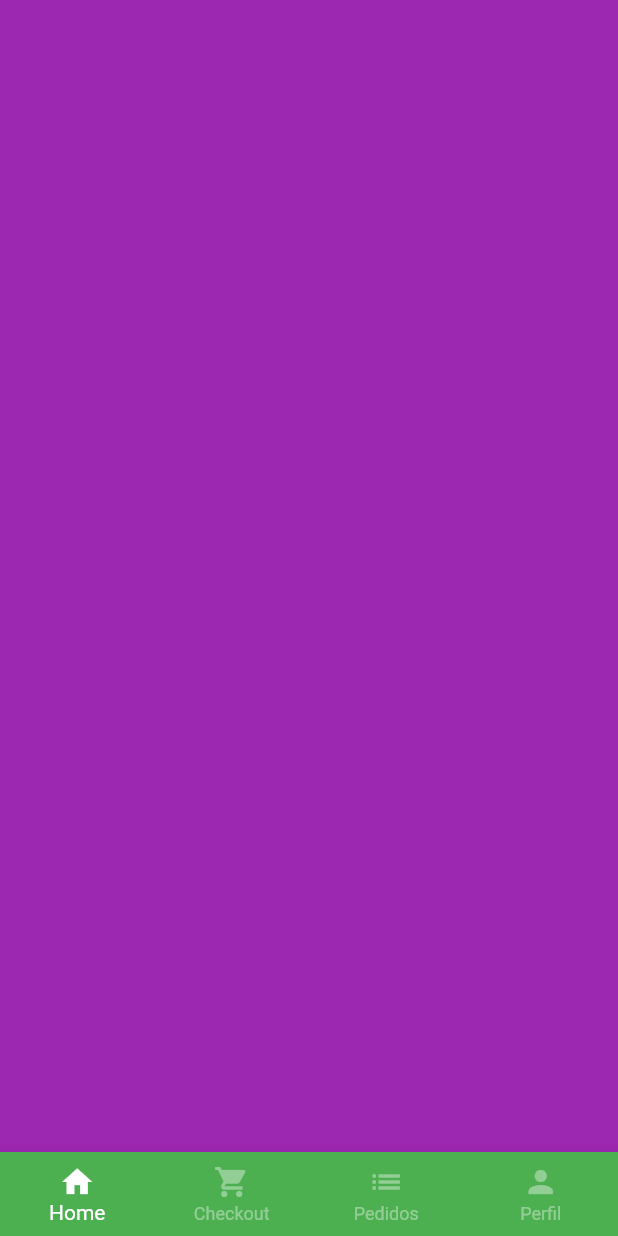
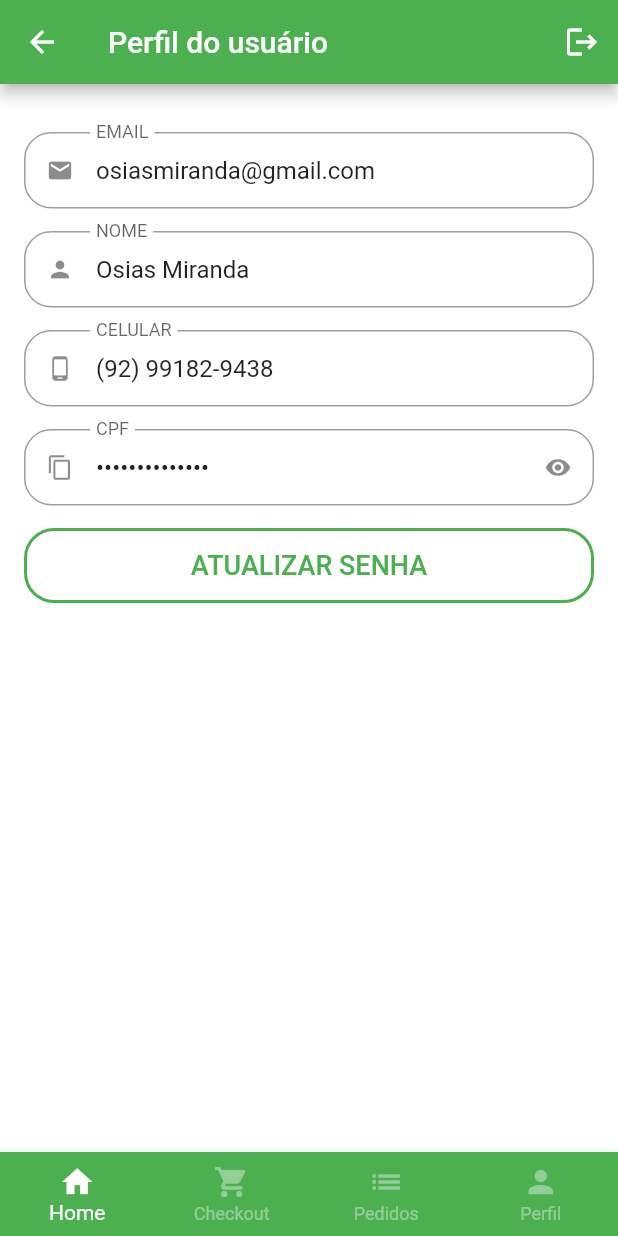
Before and after one commit to osiasmiranda/greengrocer, a Flutter app: the BaseScreen screen opened directly, swiped to page 4, on a phone screen of 412 x 824 dp. Run offline on Flutter 3.47's test engine with Material 2 defaults, Android fonts, the phone set to English and light mode, and no system bars; our stand-ins replace animated_text_kit, badges, mask_text_input_formatter.

Commit message:
chore: adicionado page perfil

```diff
--- a/lib/src/config/app_data.dart
+++ b/lib/src/config/app_data.dart
@@ -1,5 +1,6 @@
 import '../model/cart_item_model.dart';
 import '../model/item_model.dart';
+import '../model/user_model.dart';
 
 ItemModel apple = ItemModel(
   description:
@@ -90,4 +91,28 @@ List<CartItemModel> cartItems = [
     item: kiwi,
     quantity: 1,
   ),
+  CartItemModel(
+    item: mango,
+    quantity: 1,
+  ),
+  CartItemModel(
+    item: guava,
+    quantity: 1,
+  ),
+  CartItemModel(
+    item: kiwi,
+    quantity: 1,
+  ),
+  CartItemModel(
+    item: kiwi,
+    quantity: 1,
+  ),
 ];
+
+UserModel userModel = UserModel(
+  email: 'osiasmiranda@gmail.com',
+  name: 'Osias Miranda',
+  phone: '(92) 99182-9438',
+  cpf: '123.456.789-00',
+  password: '',
+);
--- /dev/null
+++ b/lib/src/model/user_model.dart
@@ -0,0 +1,15 @@
+class UserModel {
+  String name;
+  String email;
+  String phone;
+  String cpf;
+  String password;
+
+  UserModel({
+    required this.name,
+    required this.email,
+    required this.phone,
+    required this.cpf,
+    required this.password,
+  });
+}
--- a/lib/src/pages/auth/sign_in_screen.dart
+++ b/lib/src/pages/auth/sign_in_screen.dart
@@ -3,7 +3,7 @@ import 'package:flutter/material.dart';
 import 'package:greengrocer/src/config/custom_colors.dart';
 import 'package:greengrocer/src/pages/auth/sign_up_screen.dart';
 import '../base/base_screen.dart';
-import 'components/custom_text_field.dart';
+import '../widgets/common/custom_text_field.dart';
 
 class SignInScreen extends StatelessWidget {
   const SignInScreen({Key? key}) : super(key: key);
--- a/lib/src/pages/auth/sign_up_screen.dart
+++ b/lib/src/pages/auth/sign_up_screen.dart
@@ -2,7 +2,7 @@ import 'package:flutter/material.dart';
 import 'package:greengrocer/src/config/custom_colors.dart';
 import 'package:mask_text_input_formatter/mask_text_input_formatter.dart';
 
-import 'components/custom_text_field.dart';
+import '../widgets/common/custom_text_field.dart';
 
 class SignUpScreen extends StatelessWidget {
   SignUpScreen({Key? key}) : super(key: key);
--- a/lib/src/pages/base/base_screen.dart
+++ b/lib/src/pages/base/base_screen.dart
@@ -2,6 +2,7 @@ import 'package:flutter/material.dart';
 
 import '../cart/cart_tab.dart';
 import '../home/home_tab.dart';
+import '../profile/profile_tab.dart';
 
 class BaseScreen extends StatefulWidget {
   const BaseScreen({Key? key}) : super(key: key);
@@ -56,8 +57,8 @@ class _BaseScreenState extends State<BaseScreen> {
         children: [
           const HomeTab(),
           const CartTab(),
-          Container(color: Colors.orange),
           Container(color: Colors.purple),
+          const ProfileTab(),
           // kTabPages[currentTabIndex],
         ],
       ),
--- a/lib/src/pages/cart/cart_tab.dart
+++ b/lib/src/pages/cart/cart_tab.dart
@@ -24,6 +24,7 @@ class _CartTabState extends State<CartTab> {
 
   double cartTotalPrice() {
     double total = 0;
+
     for (var item in app_data.cartItems) {
       total += item.totalPrice();
     }
@@ -41,6 +42,7 @@ class _CartTabState extends State<CartTab> {
         children: [
           Expanded(
             child: ListView.builder(
+              physics: const BouncingScrollPhysics(),
               itemCount: app_data.cartItems.length,
               itemBuilder: (_, index) {
                 return CartTitle(
--- /dev/null
+++ b/lib/src/pages/profile/profile_tab.dart
@@ -0,0 +1,163 @@
+import 'package:flutter/material.dart';
+import 'package:greengrocer/src/pages/widgets/common/custom_text_field.dart';
+import 'package:greengrocer/src/config/app_data.dart' as app_data;
+
+class ProfileTab extends StatefulWidget {
+  const ProfileTab({Key? key}) : super(key: key);
+
+  @override
+  State<ProfileTab> createState() => _ProfileTabState();
+}
+
+class _ProfileTabState extends State<ProfileTab> {
+  @override
+  Widget build(BuildContext context) {
+    return Scaffold(
+      appBar: AppBar(
+        title: const Text(
+          'Perfil do usuário',
+        ),
+        actions: [
+          IconButton(
+            onPressed: () {},
+            icon: const Icon(
+              Icons.logout,
+            ),
+          ),
+        ],
+      ),
+      body: ListView(
+        physics: const BouncingScrollPhysics(),
+        padding: const EdgeInsets.fromLTRB(16, 32, 16, 16),
+        children: [
+          CustomTextField(
+              readOnly: true,
+              icon: Icons.email,
+              label: 'EMAIL',
+              initialValue: app_data.userModel.email),
+          CustomTextField(
+              readOnly: true,
+              icon: Icons.person,
+              label: 'NOME',
+              initialValue: app_data.userModel.name),
+          CustomTextField(
+              readOnly: true,
+              icon: Icons.phone_android,
+              label: 'CELULAR',
+              initialValue: app_data.userModel.phone),
+          CustomTextField(
+              readOnly: true,
+              icon: Icons.copy,
+              label: 'CPF',
+              isSecret: true,
+              initialValue: app_data.userModel.cpf),
+          SizedBox(
+            height: 50,
+            child: OutlinedButton(
+              style: OutlinedButton.styleFrom(
+                // primary: Colors.white,
+                // backgroundColor: Colors.green,
+                shape: RoundedRectangleBorder(
+                  borderRadius: BorderRadius.circular(20),
+                ),
+                side: const BorderSide(
+                  width: 2,
+                  color: Colors.green,
+                ),
+                // backgroundColor: CustomColors.customSwatchColor,
+              ),
+              onPressed: () {
+                updatePassword();
+              },
+              child: const Text(
+                'ATUALIZAR SENHA',
+                style: TextStyle(
+                  fontSize: 18,
+                ),
+              ),
+            ),
+          ),
+        ],
+      ),
+    );
+  }
+
+  Future<bool?> updatePassword() {
+    return showDialog(
+      context: context,
+      builder: (context) {
+        return Dialog(
+          shape: RoundedRectangleBorder(
+            borderRadius: BorderRadius.circular(20),
+          ),
+          child: Stack(
+            children: [
+              Padding(
+                padding: const EdgeInsets.all(16.0),
+                child: Column(
+                  mainAxisSize: MainAxisSize.min,
+                  crossAxisAlignment: CrossAxisAlignment.stretch,
+                  children: [
+                    const Padding(
+                      padding: EdgeInsets.symmetric(vertical: 12.0),
+                      child: Text(
+                        'Atualizar senha',
+                        textAlign: TextAlign.center,
+                        style: TextStyle(
+                          fontSize: 18,
+                          fontWeight: FontWeight.w500,
+                        ),
+                      ),
+                    ),
+                    const CustomTextField(
+                      icon: Icons.lock,
+                      label: 'Senha atual',
+                      isSecret: true,
+                    ),
+                    const CustomTextField(
+                      icon: Icons.lock_outline,
+                      label: 'Nova senha',
+                      isSecret: true,
+                    ),
+                    const CustomTextField(
+                      icon: Icons.lock_outline,
+                      label: 'Confirmar nova senha',
+                      isSecret: true,
+                    ),
+                    SizedBox(
+                      height: 45,
+                      child: ElevatedButton(
+                        style: ElevatedButton.styleFrom(
+                          shape: RoundedRectangleBorder(
+                            borderRadius: BorderRadius.circular(20),
+                          ),
+                        ),
+                        onPressed: () {},
+                        child: const Text(
+                          'ATUALIZAR',
+                          style: TextStyle(
+                            fontSize: 18,
+                          ),
+                        ),
+                      ),
+                    ),
+                  ],
+                ),
+              ),
+              Positioned(
+                top: 5,
+                right: 5,
+                child: IconButton(
+                  onPressed: () {
+                    Navigator.of(context).pop(false);
+                  },
+                  icon: const Icon(Icons.close),
+                ),
+              ),
+            ],
+          ),
+        );
+      },
+    );
+  }
+}
--- a/lib/src/pages/auth/components/custom_text_field.dart
+++ b/lib/src/pages/widgets/common/custom_text_field.dart
@@ -6,6 +6,8 @@ class CustomTextField extends StatefulWidget {
   final String label;
   final bool isSecret;
   final List<TextInputFormatter>? inputFormatters;
+  final String? initialValue;
+  final bool readOnly;
 
   const CustomTextField({
     Key? key,
@@ -13,6 +15,8 @@ class CustomTextField extends StatefulWidget {
     required this.label,
     this.isSecret = false,
     this.inputFormatters,
+    this.initialValue,
+    this.readOnly = false,
   }) : super(key: key);
 
   @override
@@ -33,6 +37,8 @@ class _CustomTextFieldState extends State<CustomTextField> {
     return Padding(
       padding: const EdgeInsets.only(bottom: 15),
       child: TextFormField(
+        readOnly: widget.readOnly,
+        initialValue: widget.initialValue,
         inputFormatters: widget.inputFormatters,
         obscureText: isObscure,
         decoration: InputDecoration(
```
